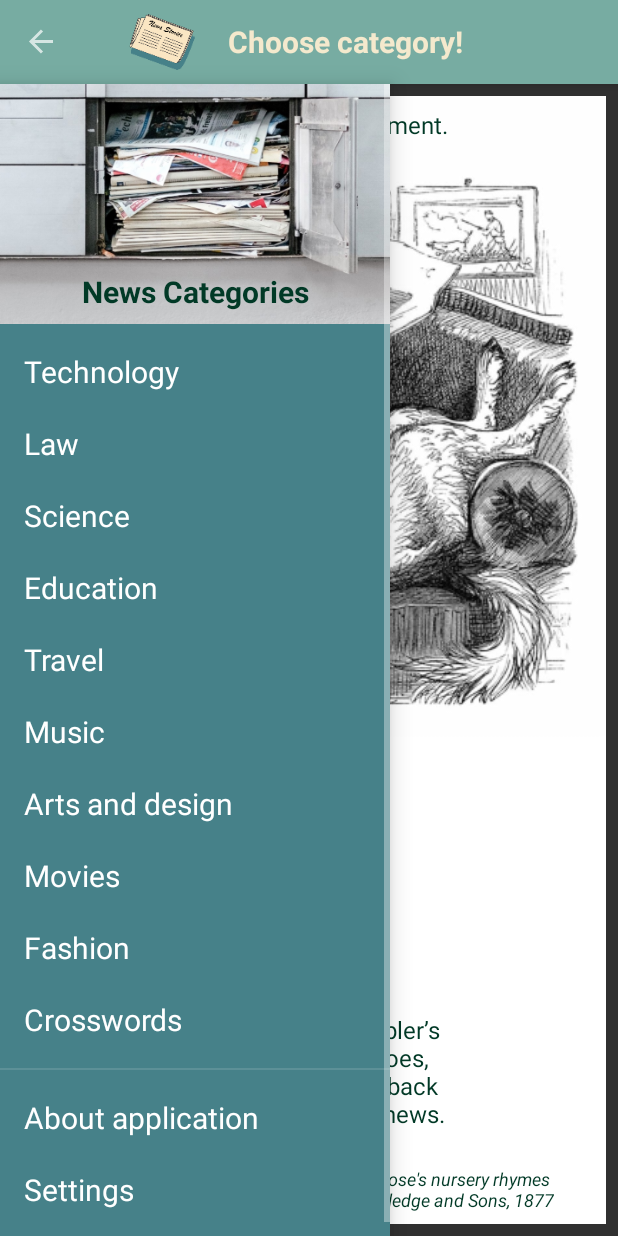
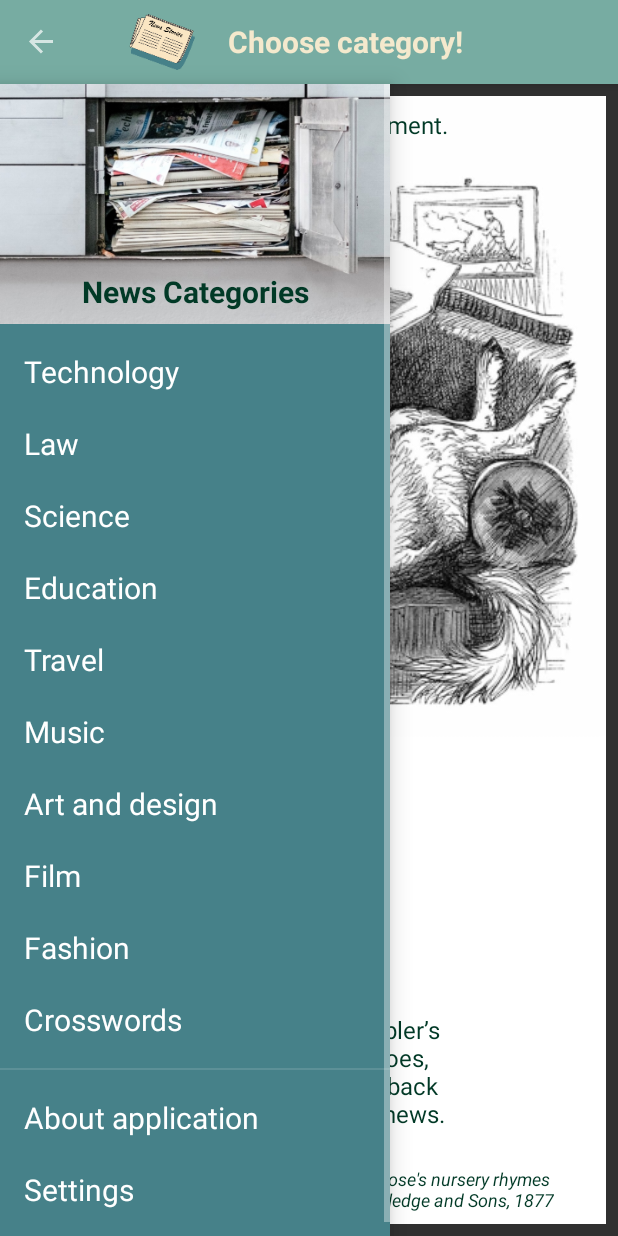
Before and after one commit to GretaGri/News-Stories, an Android app: the screen it shows after launch (MainActivity), with the side drawer open, on a phone screen of 412 x 824 dp. Run offline under Robolectric (Android 15) with nearby library versions, the light colour scheme and no system bars; our stand-ins replace Picasso; pictures from the network do not load; Roboto replaces fonts that are not available here.

Commit message:
Added colors to Category button, some changes to categorie names in drawer view to fit exactly the guardian sections.

```diff
--- a/app/src/main/java/com/example/android/newsstories/MainActivity.java
+++ b/app/src/main/java/com/example/android/newsstories/MainActivity.java
@@ -148,7 +148,7 @@ public class MainActivity extends AppCompatActivity {
                                 getSupportFragmentManager().beginTransaction()
                                         .add(R.id.fragment_container, fragment).commit();
                                 break;
-                            case R.id.arts_and_design:
+                            case R.id.art_and_design:
                                 position = 6;
                                 bundle = new Bundle();
                                 bundle.putInt(Constants.POSITION, position);
@@ -160,7 +160,7 @@ public class MainActivity extends AppCompatActivity {
                                 getSupportFragmentManager().beginTransaction()
                                         .add(R.id.fragment_container, fragment).commit();
                                 break;
-                            case R.id.movies:
+                            case R.id.film:
                                 position = 7;
                                 bundle = new Bundle();
                                 bundle.putInt(Constants.POSITION, position);
--- a/app/src/main/res/drawable/hexagon.xml
+++ b/app/src/main/res/drawable/hexagon.xml
@@ -1,6 +1,6 @@
 <vector android:height="20dp" android:viewportHeight="628.0"
     android:viewportWidth="726.0" android:width="60dp" xmlns:android="http://schemas.android.com/apk/res/android">
-    <path android:fillColor="#90468189"
+    <path android:fillColor="#98468189"
         android:pathData="m723,314c-60,103.9 -120,207.8 -180,311.8 -120,0 -240,0 -360,0C123,521.8 63,417.9 3,314 63,210.1 123,106.2 183,2.2c120,0 240,0 360,0C603,106.2 663,210.1 723,314Z"
         android:strokeColor="#000000" android:strokeWidth="4"/>
 </vector>
--- a/app/src/main/res/layout/list_item.xml
+++ b/app/src/main/res/layout/list_item.xml
@@ -17,7 +17,8 @@
     card_view:cardCornerRadius="@dimen/corner_radius"
     card_view:cardElevation="@dimen/card_elevation"
     android:background="@color/colorBackground"
-    tools:context="com.example.android.newsstories.MainActivity">
+    tools:context="com.example.android.newsstories.MainActivity"
+    tools:targetApi="21">
 
     <android.support.constraint.ConstraintLayout
         android:layout_width="match_parent"
--- a/app/src/main/res/menu/drawer_view.xml
+++ b/app/src/main/res/menu/drawer_view.xml
@@ -28,12 +28,12 @@
             android:title="@string/music" />
 
         <item
-            android:id="@+id/arts_and_design"
-            android:title="@string/arts_and_design" />
+            android:id="@+id/art_and_design"
+            android:title="@string/art_and_design" />
 
         <item
-            android:id="@+id/movies"
-            android:title="@string/movies" />
+            android:id="@+id/film"
+            android:title="@string/film" />
 
         <item
             android:id="@+id/fashion"
--- a/app/src/main/res/values/colors.xml
+++ b/app/src/main/res/values/colors.xml
@@ -7,4 +7,14 @@
     <color name="colorText">#F4E9CD</color>
     <color name="colorDarkBlue">#013926</color>
     <color name="colorWhite">#FFFFFF</color>
+    <color name="colorTechnology">#35FF69</color>
+    <color name="colorLaw">#494947</color>
+    <color name="colorScience">#FF773D</color>
+    <color name="colorEducation">#0B6E4F</color>
+    <color name="colorTravel">#44CCFF</color>
+    <color name="colorMusic">#7494EA</color>
+    <color name="colorArt">#D138BF</color>
+    <color name="colorFilm">#961D4E</color>
+    <color name="colorFashion">#FF1B1C</color>
+    <color name="colorCrosswords">#2B4162</color>
 </resources>
--- a/app/src/main/res/values/strings.xml
+++ b/app/src/main/res/values/strings.xml
@@ -12,14 +12,12 @@
     <string name="no_connection">No internet connection.</string>
     <string name="illustrative_image">Illustrative image</string>
     <string name="author_unknown">Author is unknown</string>
-    <string name="arts_and_design">Arts and design</string>
     <string name="technology">Technology</string>
     <string name="law">Law</string>
     <string name="science">Science</string>
     <string name="education">Education</string>
     <string name="travel">Travel</string>
     <string name="music">Music</string>
-    <string name="movies">Movies</string>
     <string name="fashion">Fashion</string>
     <string name="crosswords">Crosswords</string>
     <string name="about_application">About application</string>
@@ -51,4 +49,6 @@
     <string name="email">greta.klimaite@gmail.com</string>
     <string name="feedback">Feedback about \"News Stories\" application</string>
     <string name="seetings_added">Settings will be added in Project Stage 2.</string>
+    <string name="film">Film</string>
+    <string name="art_and_design">Art and design</string>
 </resources>
```
Also changed, not shown: app/src/main/java/com/example/android/newsstories/StoryAdapter.java (+48 -1 lines).
